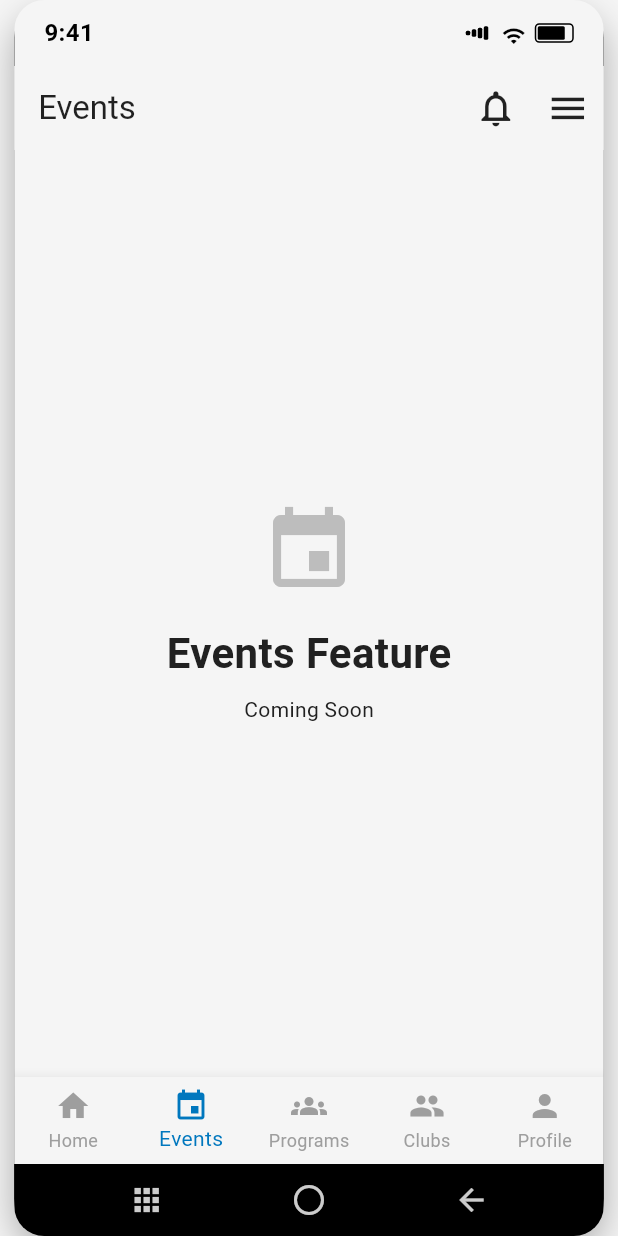
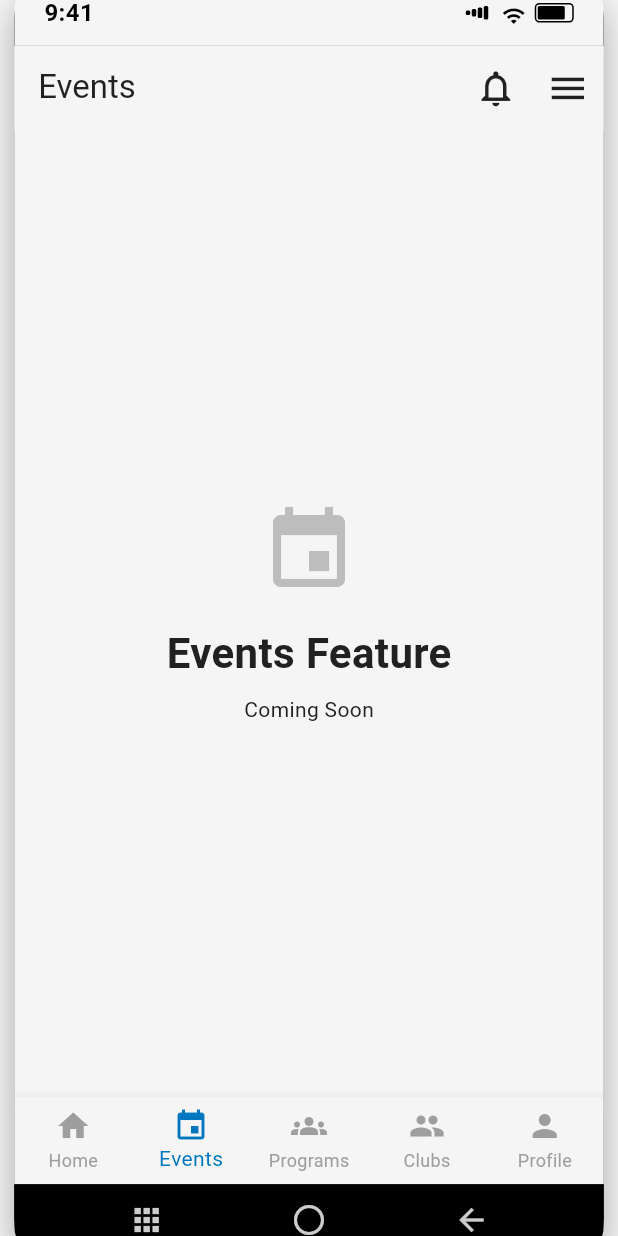
Before and after one commit to AtlantisSports/UWHPortal-Clubs, a Flutter app: the screen it shows after launch, item 2 of the bottom bar chosen, on a phone screen of 412 x 824 dp. Run offline on Flutter 3.47's test engine with Material 3 defaults, Android fonts, the phone set to English and light mode, and no system bars; our stand-ins replace get_it; project files that could hold a hidden picture were left out.

Commit message:
Update club card design and fix phone frame sizing
- Replace club card icon with banner image matching club details page
- Use 1.91:1 aspect ratio for club banner images (69x36px)
- Remove location from club card header for cleaner layout
- Fix phone frame to maintain static Galaxy S23 dimensions (393x851px)
- Prevent phone mockup from resizing with browser window

```diff
--- a/lib/base/widgets/phone_frame.dart
+++ b/lib/base/widgets/phone_frame.dart
@@ -312,10 +312,21 @@ class PhoneFrameWrapper extends StatelessWidget {
   Widget build(BuildContext context) {
     return Scaffold(
       backgroundColor: const Color(0xFFF5F5F5), // Light gray background
-      body: Center(
-        child: PhoneFrame(
-          onBackPressed: onBackPressed,
-          child: child,
+      body: OverflowBox(
+        maxWidth: double.infinity,
+        maxHeight: double.infinity,
+        child: Center(
+          child: Transform.scale(
+            scale: 1.0, // Fixed scale - never changes
+            child: SizedBox(
+              width: 393, // Fixed Galaxy S23 width - never changes
+              height: 851, // Fixed Galaxy S23 height - never changes
+              child: PhoneFrame(
+                onBackPressed: onBackPressed,
+                child: child,
+              ),
+            ),
+          ),
         ),
       ),
     );
```
Also changed, not shown: lib/base/widgets/cards.dart (+18 -32 lines).
